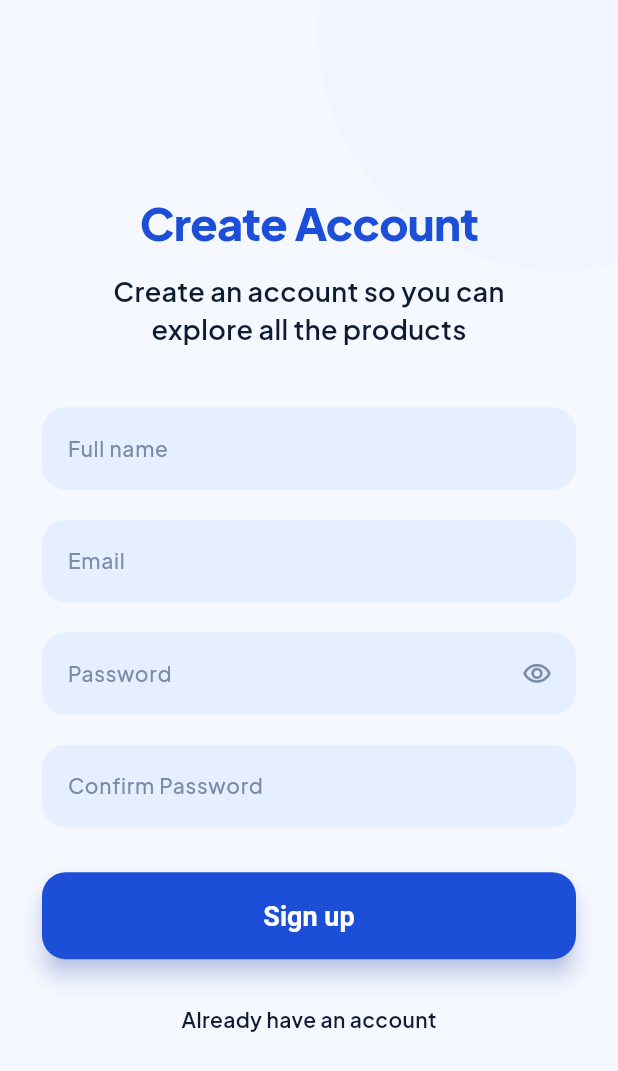
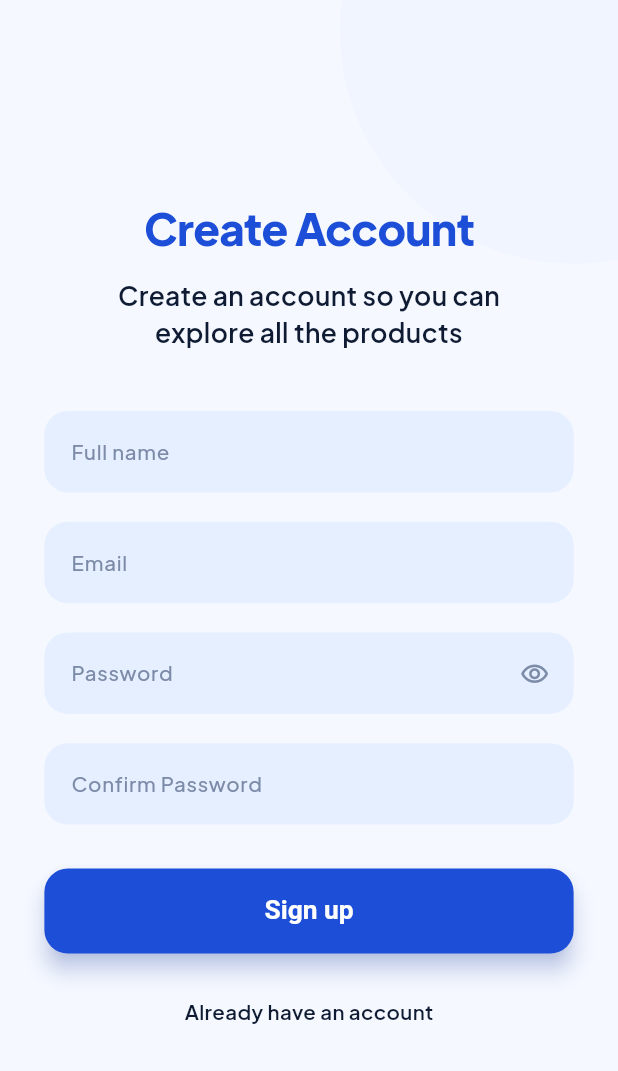
Before and after one commit to Rinshid10/AurifyTec-Task, a Flutter app: the RegisterView screen opened by its route, on a phone screen of 412 x 824 dp. Shown: the top 1071 px of the screen. Run offline on Flutter 3.47's test engine with Material 3 defaults, Android fonts, the phone set to English and light mode, and no system bars; our stand-ins replace cached_network_image, connectivity_plus, dio, firebase_auth, firebase_core, flutter_screenutil and 3 more; accounts and stored records are empty; network calls fail.

Commit message:
feat: Integrated screen_util for responsive UI design across different screen sizes.

```diff
--- a/lib/features/auth/views/register_view.dart
+++ b/lib/features/auth/views/register_view.dart
@@ -1,4 +1,5 @@
 import 'package:flutter/material.dart';
+import 'package:flutter_screenutil/flutter_screenutil.dart';
 import 'package:get/get.dart';
 
 import '../controllers/register_form_controller.dart';
@@ -19,7 +20,7 @@ class RegisterView extends GetView<RegisterFormController> {
           title: 'Create Account',
           subtitle: 'Create an account so you can explore all the products',
         ),
-        const SizedBox(height: 40),
+        SizedBox(height: 40.h),
         //  <--------- Form Section --------->
         //* TO rebuild the fields when loading or any error changes
         Obx(() {
@@ -40,7 +41,7 @@ class RegisterView extends GetView<RegisterFormController> {
                 errorText: controller.nameError.value,
                 enabled: !loading,
               ),
-              const SizedBox(height: 20),
+              SizedBox(height: 20.h),
               //  <--------- Email Field --------->
               AuthField(
                 hint: 'Email',
@@ -51,7 +52,7 @@ class RegisterView extends GetView<RegisterFormController> {
                 errorText: controller.emailError.value,
                 enabled: !loading,
               ),
-              const SizedBox(height: 20),
+              SizedBox(height: 20.h),
               //  <--------- Password Field --------->
               AuthField(
                 hint: 'Password',
@@ -63,7 +64,7 @@ class RegisterView extends GetView<RegisterFormController> {
                 errorText: controller.passwordError.value,
                 enabled: !loading,
               ),
-              const SizedBox(height: 20),
+              SizedBox(height: 20.h),
               //  <--------- Confirm Password Field --------->
               AuthField(
                 hint: 'Confirm Password',
@@ -75,7 +76,7 @@ class RegisterView extends GetView<RegisterFormController> {
                 onSubmitted: (_) => controller.submit(),
                 enabled: !loading,
               ),
-              const SizedBox(height: 30),
+              SizedBox(height: 30.h),
               //  <--------- Submit Section --------->
               AuthPrimaryButton(
                 label: 'Sign up',
@@ -85,7 +86,7 @@ class RegisterView extends GetView<RegisterFormController> {
             ],
           );
         }),
-        const SizedBox(height: 22),
+        SizedBox(height: 22.h),
         //  <--------- Sign In Link --------->
         AuthTextLink(label: 'Already have an account', onTap: Get.back),
       ],
--- a/lib/features/auth/widgets/auth_widgets.dart
+++ b/lib/features/auth/widgets/auth_widgets.dart
@@ -2,6 +2,7 @@ import 'dart:math' as math;
 
 import 'package:flutter/material.dart';
 import 'package:flutter/services.dart';
+import 'package:flutter_screenutil/flutter_screenutil.dart';
 
 import '../../../app/theme.dart';
 
@@ -25,12 +26,12 @@ class AuthScaffold extends StatelessWidget {
           children: [
             //  <--------- Decoration Section --------->
             Positioned(
-              top: -140,
-              right: -120,
+              top: -140.h,
+              right: -120.w,
               child: IgnorePointer(
                 child: Container(
-                  width: 320,
-                  height: 320,
+                  width: 320.r,
+                  height: 320.r,
                   decoration: BoxDecoration(
                     shape: BoxShape.circle,
                     color: c.tintSoft,
@@ -42,13 +43,13 @@ class AuthScaffold extends StatelessWidget {
             SafeArea(
               child: LayoutBuilder(
                 builder: (context, constraints) => SingleChildScrollView(
-                  padding: const EdgeInsets.symmetric(
-                    horizontal: 28,
-                    vertical: 24,
+                  padding: EdgeInsets.symmetric(
+                    horizontal: 28.w,
+                    vertical: 24.h,
                   ),
                   child: ConstrainedBox(
                     constraints: BoxConstraints(
-                      minHeight: math.max(0, constraints.maxHeight - 48),
+                      minHeight: math.max(0, constraints.maxHeight - 48.h),
                     ),
                     child: AutofillGroup(
                       child: Column(
@@ -85,20 +86,20 @@ class AuthTitle extends StatelessWidget {
           title,
           textAlign: TextAlign.center,
           style: TextStyle(
-            fontSize: 30,
+            fontSize: 30.sp,
             fontWeight: FontWeight.w800,
             letterSpacing: -0.5,
             color: c.accent,
           ),
         ),
-        const SizedBox(height: 12),
+        SizedBox(height: 12.h),
         ConstrainedBox(
-          constraints: const BoxConstraints(maxWidth: 280),
+          constraints: BoxConstraints(maxWidth: 280.w),
           child: Text(
             subtitle,
             textAlign: TextAlign.center,
             style: TextStyle(
-              fontSize: 18,
+              fontSize: 18.sp,
               fontWeight: FontWeight.w600,
               color: c.ink,
               height: 1.4,
@@ -178,7 +179,7 @@ class _AuthFieldState extends State<AuthField> {
           duration: const Duration(milliseconds: 150),
           decoration: BoxDecoration(
             color: c.tint,
-            borderRadius: BorderRadius.circular(16),
+            borderRadius: BorderRadius.circular(16.r),
             border: Border.all(color: borderColor, width: 2),
           ),
           child: TextField(
@@ -192,14 +193,14 @@ class _AuthFieldState extends State<AuthField> {
             onSubmitted: widget.onSubmitted,
             autocorrect: false,
             style: TextStyle(
-              fontSize: 12,
+              fontSize: 12.sp,
               fontWeight: FontWeight.w500,
               color: c.ink,
             ),
             decoration: InputDecoration(
               hintText: widget.hint,
               hintStyle: TextStyle(
-                fontSize: 14,
+                fontSize: 14.sp,
                 fontWeight: FontWeight.w500,
                 color: c.brownMuted,
               ),
@@ -209,9 +210,9 @@ class _AuthFieldState extends State<AuthField> {
               enabledBorder: InputBorder.none,
               focusedBorder: InputBorder.none,
               disabledBorder: InputBorder.none,
-              contentPadding: const EdgeInsets.symmetric(
-                horizontal: 15,
-                vertical: 15,
+              contentPadding: EdgeInsets.symmetric(
+                horizontal: 15.w,
+                vertical: 15.h,
               ),
               //  <--------- Visibility Toggle --------->
               suffixIcon: widget.onToggleObscure == null
@@ -221,7 +222,7 @@ class _AuthFieldState extends State<AuthField> {
                           ? 'Show password'
                           : 'Hide password',
                       onPressed: widget.onToggleObscure,
-                      iconSize: 20,
+                      iconSize: 20.r,
                       icon: Icon(
                         widget.obscure
                             ? Icons.visibility_outlined
@@ -235,10 +236,10 @@ class _AuthFieldState extends State<AuthField> {
         //!  <--------- Error Text --------->
         if (hasError)
           Padding(
-            padding: const EdgeInsets.only(top: 6, left: 4),
+            padding: EdgeInsets.only(top: 6.h, left: 4.w),
             child: Text(
               widget.errorText!,
-              style: TextStyle(fontSize: 12, color: c.danger),
+              style: TextStyle(fontSize: 12.sp, color: c.danger),
             ),
           ),
       ],
@@ -264,7 +265,7 @@ class AuthPrimaryButton extends StatelessWidget {
   Widget build(BuildContext context) {
     final c = context.colors;
     return SizedBox(
-      height: 58,
+      height: 58.h,
       child: FilledButton(
         onPressed: loading ? null : onPressed,
         style: FilledButton.styleFrom(
@@ -275,15 +276,15 @@ class AuthPrimaryButton extends StatelessWidget {
           elevation: 6,
           shadowColor: c.accent.withValues(alpha: 0.45),
           shape: RoundedRectangleBorder(
-            borderRadius: BorderRadius.circular(16),
+            borderRadius: BorderRadius.circular(16.r),
           ),
-          textStyle: const TextStyle(fontSize: 18, fontWeight: FontWeight.w700),
+          textStyle: TextStyle(fontSize: 18.sp, fontWeight: FontWeight.w700),
         ),
         child: loading
-            ? const SizedBox(
-                width: 22,
-                height: 22,
-                child: CircularProgressIndicator(
+            ? SizedBox(
+                width: 22.r,
+                height: 22.r,
+                child: const CircularProgressIndicator(
                   strokeWidth: 2.2,
                   color: Colors.white,
                 ),
@@ -305,12 +306,12 @@ class AuthErrorText extends StatelessWidget {
   Widget build(BuildContext context) {
     final c = context.colors;
     return Padding(
-      padding: const EdgeInsets.only(bottom: 14),
+      padding: EdgeInsets.only(bottom: 14.h),
       child: Text(
         message,
         textAlign: TextAlign.center,
         style: TextStyle(
-          fontSize: 13,
+          fontSize: 13.sp,
           fontWeight: FontWeight.w500,
           color: c.danger,
           height: 1.4,
@@ -343,13 +344,13 @@ class AuthTextLink extends StatelessWidget {
       alignment: align,
       child: InkWell(
         onTap: onTap,
-        borderRadius: BorderRadius.circular(6),
+        borderRadius: BorderRadius.circular(6.r),
         child: Padding(
-          padding: const EdgeInsets.symmetric(horizontal: 6, vertical: 8),
+          padding: EdgeInsets.symmetric(horizontal: 6.w, vertical: 8.h),
           child: Text(
             label,
             style: TextStyle(
-              fontSize: 14,
+              fontSize: 14.sp,
               fontWeight: FontWeight.w600,
               color: accent ? c.accent : c.ink,
             ),
--- a/pubspec.yaml
+++ b/pubspec.yaml
@@ -14,6 +14,7 @@ dependencies:
   firebase_core: ^4.15.0
   flutter:
     sdk: flutter
+  flutter_screenutil: ^5.9.3
   get: ^4.7.3
   google_fonts: ^8.2.1
   shared_preferences: ^2.5.5
```
Also changed, not shown: lib/app/app.dart (+11 -1 lines), lib/core/widgets/app_bottom_nav.dart (+18 -17 lines), lib/core/widgets/app_snackbar.dart (+7 -6 lines), lib/core/widgets/app_state_views.dart (+51 -20 lines), lib/core/widgets/app_top_bar.dart (+5 -4 lines), lib/features/auth/views/login_view.dart (+5 -4 lines), lib/features/products/views/explore_view.dart (+63 -30 lines), lib/features/products/views/home_view.dart (+4 -3 lines), lib/features/products/views/product_details_view.dart (+22 -16 lines), lib/features/products/widgets/details/product_gallery.dart (+19 -18 lines), lib/features/products/widgets/details/product_summary.dart (+45 -39 lines), lib/features/products/widgets/details/spec_accordion.dart (+12 -11 lines), pubspec.lock, 65 other files.
